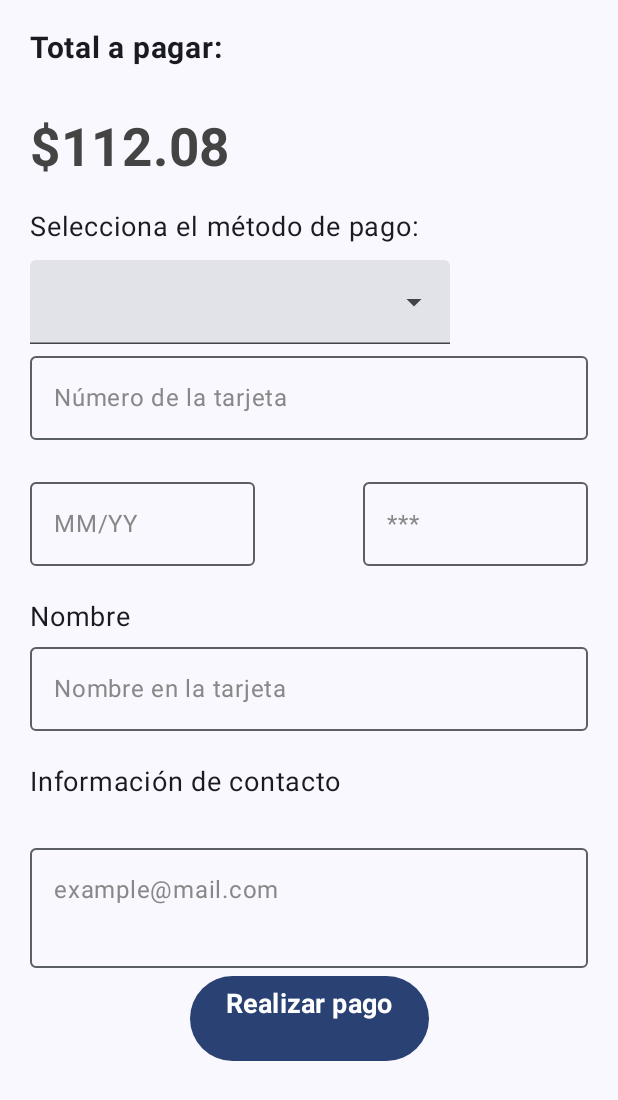
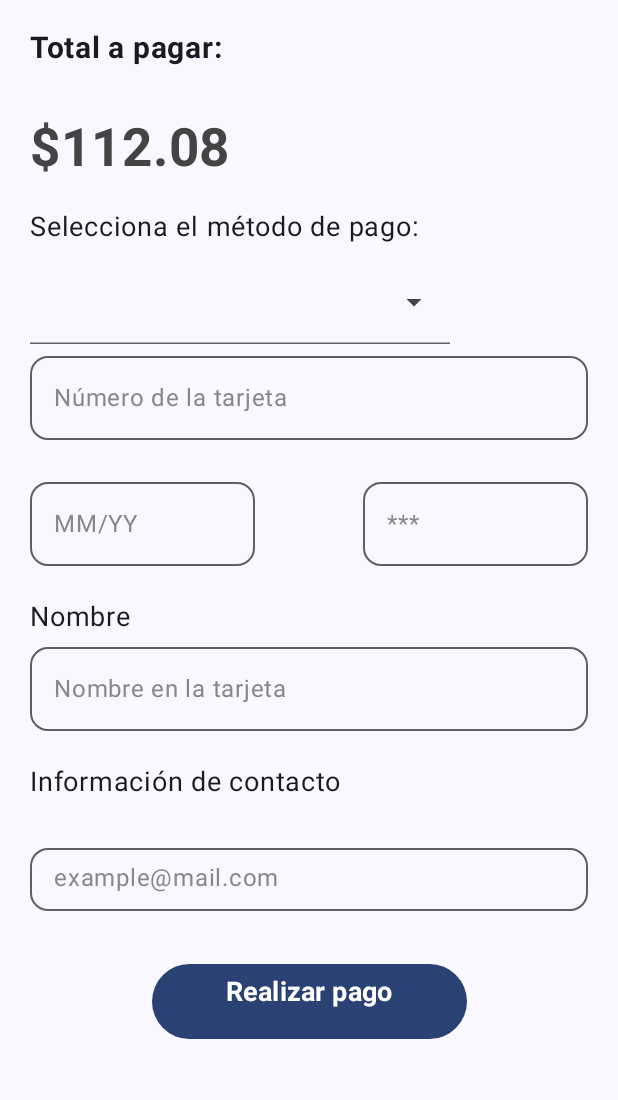
Before and after one commit to alan-dunzz/PaymentInterface, an Android app built with Jetpack Compose: the composable Content shown on its own in the app's theme, on a phone screen of 412 x 824 dp. Shown: the top 1100 px of the screen. Run offline under Robolectric (Android 15) with nearby library versions, the phone set to English and light mode, and no system bars.

Commit message:
Rounded text box

```diff
--- a/app/src/main/java/com/example/ejercicio1cm/MainActivity.kt
+++ b/app/src/main/java/com/example/ejercicio1cm/MainActivity.kt
@@ -13,7 +13,9 @@ import androidx.compose.foundation.layout.fillMaxSize
 import androidx.compose.foundation.layout.fillMaxWidth
 import androidx.compose.foundation.layout.height
 import androidx.compose.foundation.layout.padding
+import androidx.compose.foundation.layout.size
 import androidx.compose.foundation.layout.width
+import androidx.compose.foundation.shape.RoundedCornerShape
 import androidx.compose.foundation.text.KeyboardOptions
 import androidx.compose.material3.Button
 import androidx.compose.material3.DropdownMenu
@@ -31,6 +33,7 @@ import androidx.compose.material3.TopAppBar
 import androidx.compose.material3.TopAppBarDefaults
 import androidx.compose.runtime.Composable
 import androidx.compose.runtime.getValue
+import androidx.compose.runtime.mutableFloatStateOf
 import androidx.compose.runtime.mutableStateOf
 import androidx.compose.runtime.remember
 import androidx.compose.runtime.setValue
@@ -74,7 +77,7 @@ fun TopBar(@StringRes title:Int) {
             color = Color.White,
             fontWeight = FontWeight.SemiBold
         ) },
-        colors = TopAppBarDefaults.topAppBarColors(containerColor = Color.Blue)
+        colors = TopAppBarDefaults.topAppBarColors(containerColor = Color.Blue),
     )
 }
 
@@ -95,7 +98,8 @@ private fun TextBox(
         singleLine = true,
         keyboardOptions = keyboardsOptions,
         onValueChange = onValueChanged,
-        modifier=modifier
+        modifier=modifier,
+        shape= RoundedCornerShape(12.dp)
     )
 
 }
@@ -114,7 +118,7 @@ fun SelectCard(){
     ) {
         ExposedDropdownMenuBox(
             expanded = isExpanded,
-            onExpandedChange = { isExpanded = it }
+            onExpandedChange = { isExpanded = it },
         ) {
             TextField(
                 value = card,
@@ -123,7 +127,7 @@ fun SelectCard(){
                 trailingIcon = {
                     ExposedDropdownMenuDefaults.TrailingIcon(expanded = isExpanded)
                 },
-                colors = ExposedDropdownMenuDefaults.textFieldColors(),
+                colors = ExposedDropdownMenuDefaults.outlinedTextFieldColors(),
                 modifier = Modifier.menuAnchor()
             )
             DropdownMenu(
@@ -178,7 +182,7 @@ fun Content(modifier: Modifier){
         mutableStateOf("")
     }
     val total by remember{
-        mutableStateOf(Random.nextInt(100,5000)+Random.nextInt(0,100).toFloat()/100)
+        mutableFloatStateOf(Random.nextInt(100,5000)+Random.nextInt(0,100).toFloat()/100)
     }
     Column(
         modifier = modifier.padding(20.dp)
@@ -224,7 +228,7 @@ fun Content(modifier: Modifier){
                 modifier = Modifier.width(150.dp))
             TextBox(label = R.string.CVV,
                 keyboardsOptions = KeyboardOptions.Default.copy(
-                    keyboardType = KeyboardType.NumberPassword,
+                    keyboardType = KeyboardType.Number,
                     imeAction = ImeAction.Done
                 ),
                 value = cardCVV,
@@ -258,8 +262,9 @@ fun Content(modifier: Modifier){
             ),
             value = email,
             onValueChanged = {email=it},
-            modifier = Modifier.fillMaxWidth()
-                //.size(100.dp,20.dp)
+            modifier = Modifier
+                .fillMaxWidth()
+                .size(50.dp)
         )
         //Spacer(modifier = Modifier.height(90.dp))
         Row(
@@ -268,7 +273,8 @@ fun Content(modifier: Modifier){
         ){
                 Button(
                     onClick = {pay()},
-                    modifier=Modifier.padding(vertical=5.dp)
+                    modifier=Modifier.padding(vertical=35.dp)
+                        .size(210.dp,50.dp)
                 ) {
                     Text(
                         stringResource(id = R.string.proceed),
```
